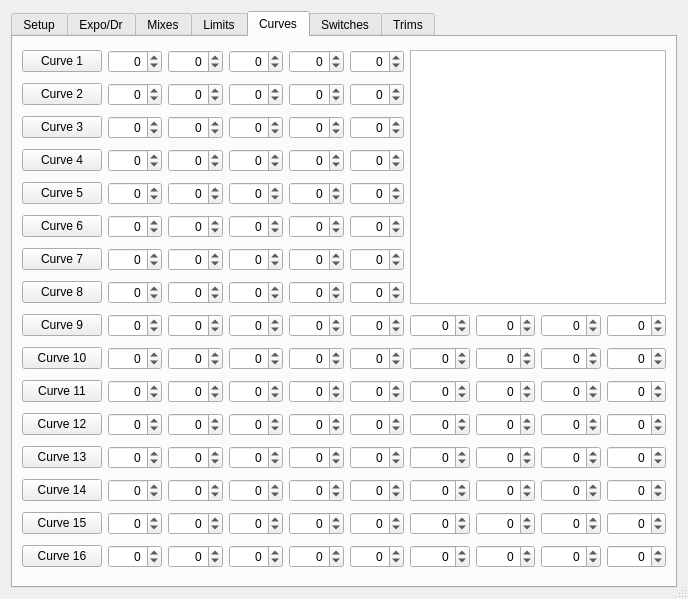
Above: src/modeledit.ui from xhorizont/eepe before the change. Below: the same form after it.
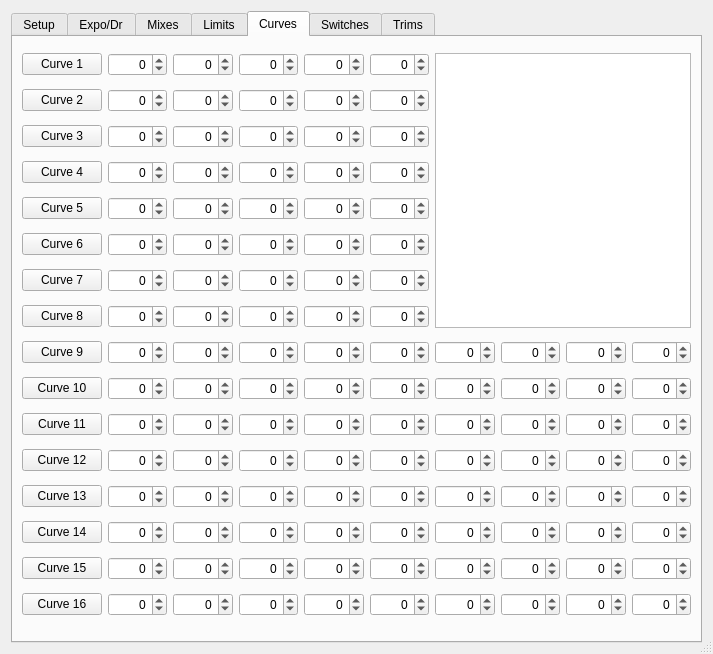
That is the form after the change. Icons and pictures are not drawn.

The edit to the form file:
```diff
--- a/src/modeledit.ui
+++ b/src/modeledit.ui
@@ -6,8 +6,8 @@
    <rect>
     <x>0</x>
     <y>0</y>
-    <width>688</width>
-    <height>599</height>
+    <width>713</width>
+    <height>654</height>
    </rect>
   </property>
   <property name="windowTitle">
```
Left out of the diff: 56 changed lines with no effect on the pictures.
